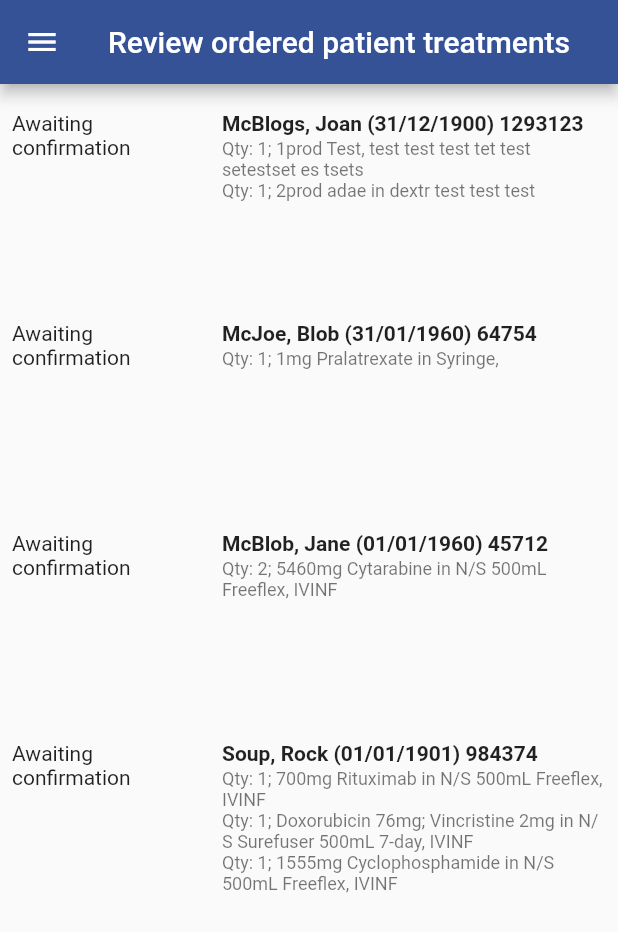
After one commit to portal-webstore/fiery_flutter_prototype_archi, a Flutter app: the ReviewSubmittedHistoricalOrderPatientTreatmentProductsScreen screen opened by its route, on a phone screen of 412 x 824 dp. The commit adds this screen. Shown: the top 932 px of the screen. Run offline on Flutter 3.47's test engine with Material 2 defaults, Android fonts, the phone set to English and light mode, and no system bars; our stand-ins replace bloc, cloud_firestore, equatable, firebase_auth, firebase_core, flutter_bloc and 2 more; missing offline and left inert: flow_builder; accounts and stored records are empty.

Commit message:
feat(order/review_submitted,shared): add order review prototype text seed
Note order review immutable dumb components for a clinic query serves a different purpose to the
order status ticking per item. OCS flattened per item vs nested under each patient

```diff
--- /dev/null
+++ b/lib/order/review_submitted_historical_order_patient_treatment_products/molecules/patient_treatment_product_item_description.dart
@@ -0,0 +1,56 @@
+import 'package:flutter/material.dart';
+
+/// Single patient title
+/// -- each treatment product item has doses per drug--
+///
+/// Only use the concatenated product name rather than drug doses.
+/// Simplicity of text display
+///
+/// multiple product item descriptions with a quantity
+///
+
+class PatientTreatmentProductItemDescription extends StatelessWidget {
+  const PatientTreatmentProductItemDescription({
+    Key? key,
+    required this.patientNameTitleLine,
+    required this.multiProductAndQuantityContentLines,
+  }) : super(key: key);
+
+  final String patientNameTitleLine;
+  final String multiProductAndQuantityContentLines;
+
+  @override
+  Widget build(BuildContext context) {
+    return Column(
+      crossAxisAlignment: CrossAxisAlignment.start,
+      children: <Widget>[
+        Expanded(
+          flex: 1,
+          child: Column(
+            crossAxisAlignment: CrossAxisAlignment.start,
+            children: <Widget>[
+              Text(
+                patientNameTitleLine,
+                maxLines: 2,
+                overflow: TextOverflow.ellipsis,
+                style: const TextStyle(
+                  fontWeight: FontWeight.bold,
+                ),
+              ),
+              const Padding(padding: EdgeInsets.only(bottom: 2.0)),
+              Text(
+                multiProductAndQuantityContentLines,
+                maxLines: 6,
+                overflow: TextOverflow.ellipsis,
+                style: const TextStyle(
+                  fontSize: 12.0,
+                  color: Colors.black54,
+                ),
+              ),
+            ],
+          ),
+        ),
+      ],
+    );
+  }
+}
--- /dev/null
+++ b/lib/order/review_submitted_historical_order_patient_treatment_products/molecules/patient_treatment_product_list_item.dart
@@ -0,0 +1,51 @@
+import 'package:fiery_flutter_prototype_archi/order/review_submitted_historical_order_patient_treatment_products/molecules/patient_treatment_product_item_description.dart'
+    show PatientTreatmentProductItemDescription;
+import 'package:flutter/material.dart';
+
+class PatientTreatmentProductListItem extends StatelessWidget {
+  const PatientTreatmentProductListItem({
+    Key? key,
+    required this.treatmentProductStatus,
+    required this.patientNameTitleLine,
+    required this.multiProductAndQuantityContentLines,
+  }) : super(key: key);
+
+  final String treatmentProductStatus;
+  final String patientNameTitleLine;
+  final String multiProductAndQuantityContentLines;
+
+  @override
+  Widget build(BuildContext context) {
+    return Padding(
+      padding: const EdgeInsets.symmetric(vertical: 10.0),
+      child: SizedBox(
+        /// There is no cheap auto row fit to dynamic content.
+        /// SizedBox fixed height is the Flutter way to do it.
+        /// IntrinsicHeight is performance-heavy
+        /// ? Potentially count the number of lines and calc height?
+        /// Though uncertain performance copmarison of build calc vs intrinsic
+        height: 120,
+        child: Row(
+          crossAxisAlignment: CrossAxisAlignment.start,
+          children: <Widget>[
+            // Status
+            AspectRatio(
+              aspectRatio: 1.0,
+              child: Text(treatmentProductStatus),
+            ),
+            Expanded(
+              child: Padding(
+                padding: const EdgeInsets.fromLTRB(20.0, 0.0, 2.0, 0.0),
+                child: PatientTreatmentProductItemDescription(
+                  patientNameTitleLine: patientNameTitleLine,
+                  multiProductAndQuantityContentLines:
+                      multiProductAndQuantityContentLines,
+                ),
+              ),
+            )
+          ],
+        ),
+      ),
+    );
+  }
+}
--- /dev/null
+++ b/lib/order/review_submitted_historical_order_patient_treatment_products/screens/review_submitted_historical_order_patient_treatment_products_screen.dart
@@ -0,0 +1,81 @@
+import 'package:fiery_flutter_prototype_archi/order/review_submitted_historical_order_patient_treatment_products/molecules/patient_treatment_product_list_item.dart'
+    show PatientTreatmentProductListItem;
+import 'package:fiery_flutter_prototype_archi/shared/drawer/drawer.dart'
+    show SideMenuNavigationDrawer;
+import 'package:flutter/material.dart';
+
+/// Review the multiple patients + products within a single consolidated order
+class ReviewSubmittedHistoricalOrderPatientTreatmentProductsScreen
+    extends StatefulWidget {
+  const ReviewSubmittedHistoricalOrderPatientTreatmentProductsScreen({
+    Key? key,
+  }) : super(key: key);
+
+  static const title = 'Review ordered patient treatments';
+
+  static Page page() => const MaterialPage<void>(
+      child: ReviewSubmittedHistoricalOrderPatientTreatmentProductsScreen());
+
+  static Route<void> route() {
+    return MaterialPageRoute<void>(
+      builder: (_) =>
+          const ReviewSubmittedHistoricalOrderPatientTreatmentProductsScreen(),
+    );
+  }
+
+  @override
+  _ReviewSubmittedHistoricalOrderPatientTreatmentProductsScreenState
+      createState() =>
+          _ReviewSubmittedHistoricalOrderPatientTreatmentProductsScreenState();
+}
+
+class _ReviewSubmittedHistoricalOrderPatientTreatmentProductsScreenState
+    extends State<
+        ReviewSubmittedHistoricalOrderPatientTreatmentProductsScreen> {
+  @override
+  Widget build(BuildContext context) {
+    return Scaffold(
+      appBar: AppBar(
+        title: const Text(
+          ReviewSubmittedHistoricalOrderPatientTreatmentProductsScreen.title,
+        ),
+        actions: const <Widget>[],
+      ),
+      drawer: const SideMenuNavigationDrawer(),
+      body: ListView(
+        padding: const EdgeInsets.all(8.0),
+        children: const <Widget>[
+          PatientTreatmentProductListItem(
+            treatmentProductStatus: 'Awaiting confirmation',
+            patientNameTitleLine: 'McBlogs, Joan (31/12/1900) 1293123',
+            multiProductAndQuantityContentLines:
+                'Qty: 1; 1prod Test, test test test tet test setestset es tsets \n'
+                'Qty: 1; 2prod adae in dextr test test test',
+          ),
+          PatientTreatmentProductListItem(
+            treatmentProductStatus: 'Awaiting confirmation',
+            patientNameTitleLine: 'McJoe, Blob (31/01/1960) 64754',
+            multiProductAndQuantityContentLines:
+                'Qty: 1; 1mg Pralatrexate in Syringe, ',
+          ),
+          PatientTreatmentProductListItem(
+            treatmentProductStatus: 'Awaiting confirmation',
+            patientNameTitleLine: 'McBlob, Jane (01/01/1960) 45712',
+            multiProductAndQuantityContentLines:
+                'Qty: 2; 5460mg Cytarabine in N/S 500mL Freeflex, IVINF',
+          ),
+          PatientTreatmentProductListItem(
+            treatmentProductStatus: 'Awaiting confirmation',
+            patientNameTitleLine: 'Soup, Rock (01/01/1901) 984374',
+            multiProductAndQuantityContentLines:
+                'Qty: 1; 700mg Rituximab in N/S 500mL Freeflex, IVINF \n'
+                'Qty: 1; Doxorubicin 76mg; Vincristine 2mg in N/S Surefuser 500mL 7-day, IVINF \n'
+                'Qty: 1; 1555mg Cyclophosphamide in N/S 500mL Freeflex, IVINF \n'
+                'Qty: 4; 389mg Cyclophosphamide N/S, IVINF \n'
+                'Qty: 2; 70mg Cytarabine in Syringe, ITHEC \n',
+          ),
+        ],
+      ),
+    );
+  }
+}
--- a/lib/shared/routes/route_generator.dart
+++ b/lib/shared/routes/route_generator.dart
@@ -18,6 +18,8 @@ import 'package:fiery_flutter_prototype_archi/order/create_order_wizard/start_or
     show CreateOrderScreen;
 import 'package:fiery_flutter_prototype_archi/order/order_history/screens/order_history_screen.dart'
     show OrderHistoryScreen;
+import 'package:fiery_flutter_prototype_archi/order/review_submitted_historical_order_patient_treatment_products/screens/review_submitted_historical_order_patient_treatment_products_screen.dart'
+    show ReviewSubmittedHistoricalOrderPatientTreatmentProductsScreen;
 import 'package:fiery_flutter_prototype_archi/shared/routes/routes.dart'
     show Routes;
 import 'package:flutter/material.dart'
@@ -55,6 +57,10 @@ class RouteGenerator {
         return MaterialPageRoute<void>(builder: (BuildContext context) {
           return const OrderHistoryScreen();
         });
+      case Routes.reviewSubmittedHistoricalOrder:
+        return MaterialPageRoute<void>(builder: (BuildContext context) {
+          return const ReviewSubmittedHistoricalOrderPatientTreatmentProductsScreen();
+        });
 
       case Routes.wizardCreateOrder:
         return MaterialPageRoute<void>(builder: (BuildContext context) {
--- a/lib/shared/routes/routes.dart
+++ b/lib/shared/routes/routes.dart
@@ -23,6 +23,9 @@ class Routes {
   ///
   /// We may only retain the last month anyway
   static const String orderHistory = '/order-history';
+
+  static const String reviewSubmittedHistoricalOrder =
+      '/review-submitted-order';
 
   /// Entry point for new orders.
   /// Draft order may reuse start from review-add-choice page as landing instead.
```
Also changed, not shown: lib/order/review_submitted_historical_order_patient_treatment_products/organisms/patient_treatment_product_row_organism.dart (added, +89 -0 lines), lib/order/review_submitted_historical_order_patient_treatment_products/organisms/sample_big_widgets.dart (added, +182 -0 lines).
